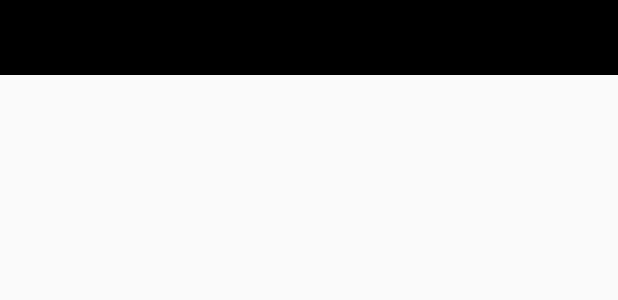
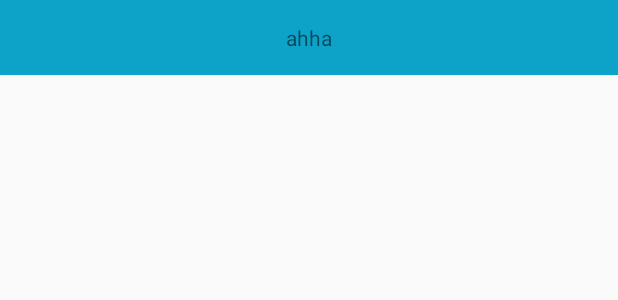
Before and after one commit to downtail/ItemDecorationPlus, an Android app: the layout layout_fill.xml on its own in the app's theme, with its tools: preview values and no code run, on a phone screen of 412 x 824 dp. Shown: the top 300 px of the screen. Run offline under Robolectric (Android 15) with nearby library versions, the phone set to English and light mode, and no system bars.

Commit message:
3.10commit

```diff
--- a/sample/src/main/res/layout/layout_fill.xml
+++ b/sample/src/main/res/layout/layout_fill.xml
@@ -3,6 +3,12 @@
     android:orientation="vertical"
     android:layout_width="match_parent"
     android:layout_height="50dp"
-    android:background="#000000">
+    android:background="#0DA2C8">
+
+    <TextView
+        android:text="ahha"
+        android:layout_width="match_parent"
+        android:layout_height="match_parent"
+        android:gravity="center"/>
 
 </LinearLayout>
```
Also changed, not shown: plus/src/main/java/com/downtail/plus/decorations/CosmeticItemDecoration.java (+14 -6 lines).
